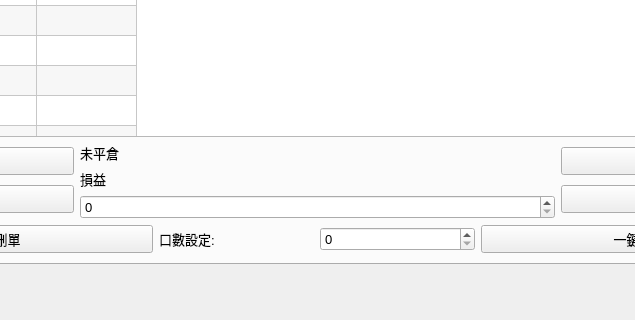
Old version of the form APIver1/UI/MainWindow.ui in the repository clamgee/python-code; both pictures show x 184 to 819 and y 251 to 571 of the 1002 by 571 pixel window.
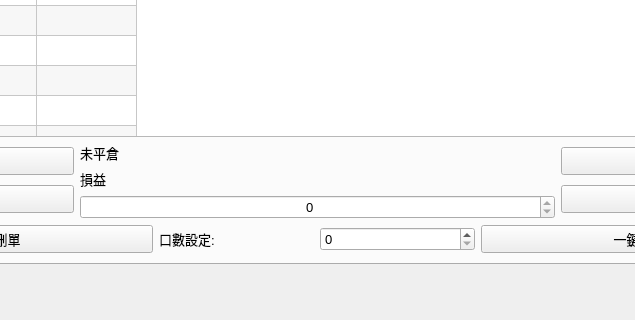
New version of the form. The open tabs and pages were chosen to show the change.

```diff
--- a/APIver1/UI/MainWindow.ui
+++ b/APIver1/UI/MainWindow.ui
@@ -198,7 +198,14 @@
                  </widget>
                 </item>
                 <item>
-                 <widget class="QSpinBox" name="spinBox_2"/>
+                 <widget class="QSpinBox" name="Price_Spin">
+                  <property name="alignment">
+                   <set>Qt::AlignCenter</set>
+                  </property>
+                  <property name="maximum">
+                   <number>0</number>
+                  </property>
+                 </widget>
                 </item>
                </layout>
               </item>
```
Left out of the diff: 6 changed lines with no effect on the pictures.
